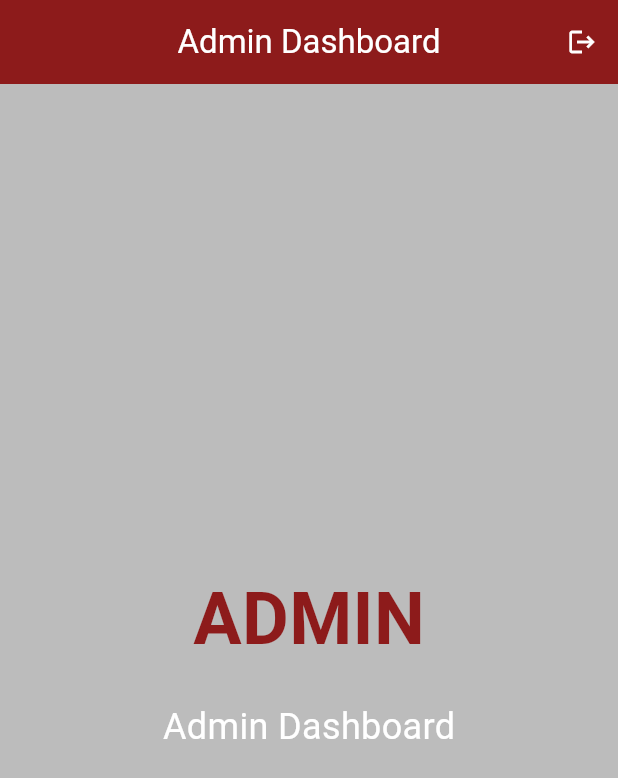
After one commit to legitTomFoolery/hermessurvey, a Flutter app: the AdminScreen screen opened by its route, on a phone screen of 412 x 824 dp. The commit adds this screen. Shown: the top 778 px of the screen. Run offline on Flutter 3.47's test engine with Material 3 defaults, Android fonts, the phone set to English and light mode, and no system bars; our stand-ins replace adaptive_theme, awesome_dialog, cloud_firestore, connectivity_plus, firebase_auth, firebase_core and 7 more; accounts and stored records are empty; generated files the repository leaves out were written again.

Commit message:
Arrived at admin page

```diff
--- a/lib/logic/cubit/auth_state.dart
+++ b/lib/logic/cubit/auth_state.dart
@@ -29,7 +29,11 @@ class UserNotVerified extends AuthState {}
 
 class UserSignedOut extends AuthState {}
 
-class UserSignIn extends AuthState {}
+class UserSignIn extends AuthState {
+  final bool isAdmin;
+
+  UserSignIn({this.isAdmin = false});
+}
 
 class UserSingupAndLinkedWithGoogle extends AuthState {}
 
--- a/lib/routing/app_router.dart
+++ b/lib/routing/app_router.dart
@@ -2,6 +2,7 @@ import 'package:flutter/material.dart';
 import 'package:flutter_bloc/flutter_bloc.dart';
 import 'package:provider/provider.dart';
 import '../logic/cubit/auth_cubit.dart';
+import '../screens/admin/admin_screen.dart';
 import '../screens/create_password/ui/create_password.dart';
 import '../screens/forget/ui/forget_screen.dart';
 import '../screens/home/home.dart';
@@ -35,6 +36,14 @@ class AppRouter {
               child: const Home(),
             );
           },
+        );
+
+      case Routes.adminScreen:
+        return MaterialPageRoute(
+          builder: (_) => BlocProvider.value(
+            value: authCubit,
+            child: const AdminScreen(),
+          ),
         );
 
       case Routes.createPassword:
--- a/lib/routing/routes.dart
+++ b/lib/routing/routes.dart
@@ -4,4 +4,5 @@ class Routes {
   static const String signupScreen = "/signupScreen";
   static const String createPassword = "/createPassword";
   static const String homeScreen = "/homeScreen";
+  static const String adminScreen = "/adminScreen";
 }
--- /dev/null
+++ b/lib/screens/admin/admin_screen.dart
@@ -0,0 +1,88 @@
+import 'package:adaptive_theme/adaptive_theme.dart';
+import 'package:flutter/material.dart';
+import 'package:flutter_bloc/flutter_bloc.dart';
+import '../../logic/cubit/auth_cubit.dart';
+import '../../routing/routes.dart';
+
+class AdminScreen extends StatelessWidget {
+  const AdminScreen({super.key});
+
+  @override
+  Widget build(BuildContext context) {
+    final theme = AdaptiveTheme.of(context).theme;
+
+    return BlocListener<AuthCubit, AuthState>(
+      listener: (context, state) {
+        if (state is UserSignedOut) {
+          Navigator.of(context).pushNamedAndRemoveUntil(
+            Routes.loginScreen,
+            (Route<dynamic> route) => false,
+          );
+        }
+      },
+      child: Scaffold(
+        backgroundColor: theme.colorScheme.tertiary,
+        appBar: AppBar(
+          backgroundColor: theme.colorScheme.primary,
+          elevation: 0,
+          scrolledUnderElevation: 0,
+          leading: Container(),
+          title: FittedBox(
+            fit: BoxFit.scaleDown,
+            alignment: Alignment.center,
+            child: ConstrainedBox(
+              constraints: const BoxConstraints(
+                minWidth: 200,
+              ),
+              child: Text(
+                'Admin Dashboard',
+                style: theme.textTheme.displayLarge?.copyWith(
+                  color: theme.colorScheme.onPrimary,
+                  fontSize: 22,
+                ),
+                textAlign: TextAlign.center,
+              ),
+            ),
+          ),
+          centerTitle: true,
+          actions: [
+            SizedBox(
+              width: 48,
+              child: IconButton(
+                icon: Icon(
+                  Icons.logout,
+                  color: theme.colorScheme.onPrimary,
+                  size: 20,
+                ),
+                onPressed: () => context.read<AuthCubit>().signOut(),
+              ),
+            ),
+          ],
+        ),
+        body: Center(
+          child: Column(
+            mainAxisAlignment: MainAxisAlignment.center,
+            children: [
+              Text(
+                'ADMIN',
+                style: TextStyle(
+                  fontSize: 48,
+                  fontWeight: FontWeight.bold,
+                  color: theme.colorScheme.primary,
+                ),
+              ),
+              const SizedBox(height: 20),
+              Text(
+                'Admin Dashboard',
+                style: TextStyle(
+                  fontSize: 24,
+                  color: theme.colorScheme.onTertiary,
+                ),
+              ),
+            ],
+          ),
+        ),
+      ),
+    );
+  }
+}
--- a/lib/services/firestore_service.dart
+++ b/lib/services/firestore_service.dart
@@ -1,9 +1,12 @@
 import 'package:cloud_firestore/cloud_firestore.dart';
+import 'package:gsecsurvey/core/environment_config.dart';
 import 'package:gsecsurvey/models/question.dart';
 
 class FirestoreService {
-  static final ref = FirebaseFirestore.instance
-      .collection('questions')
+  static final _envConfig = EnvironmentConfig();
+
+  static CollectionReference<Question> get ref => FirebaseFirestore.instance
+      .collection(_envConfig.getCollectionName('questions'))
       .withConverter(
           fromFirestore: Question.fromFirestore,
           toFirestore: (Question q, _) => q.toFirestore());
```
Also changed, not shown: lib/core/environment_config.dart (added, +46 -0 lines), lib/logic/cubit/auth_cubit.dart (+7 -2 lines), lib/screens/home/home.dart (+6 -2 lines), lib/screens/login/ui/login_screen.dart (+13 -4 lines), lib/services/user_service.dart (added, +76 -0 lines), 1 other file.
